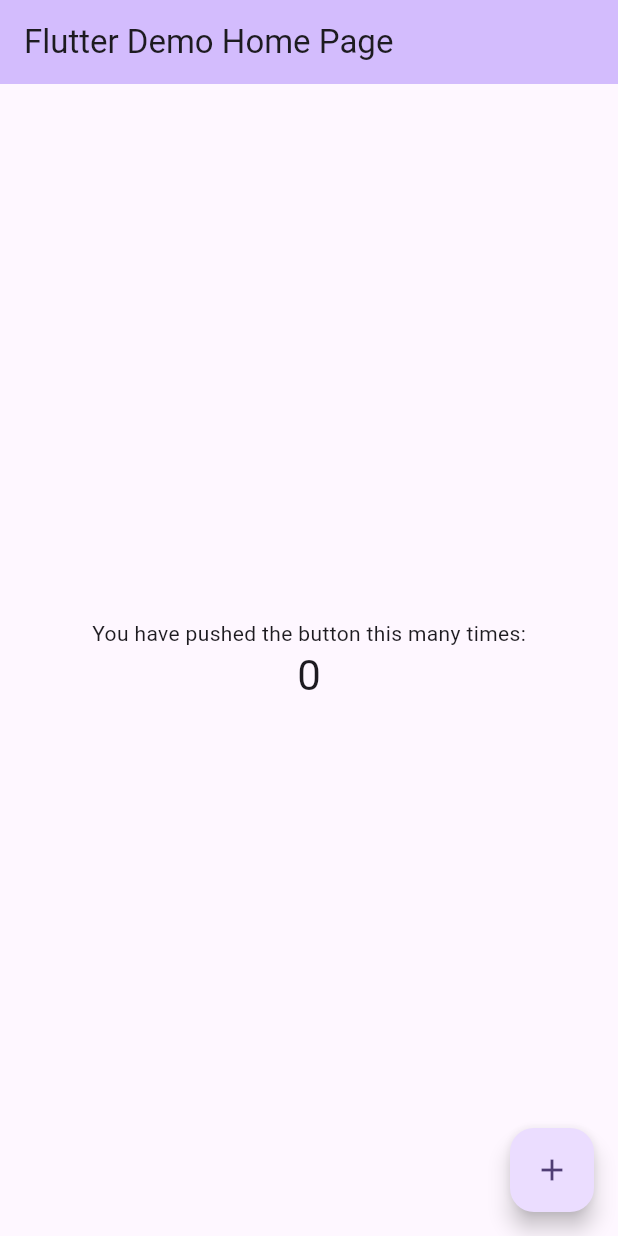
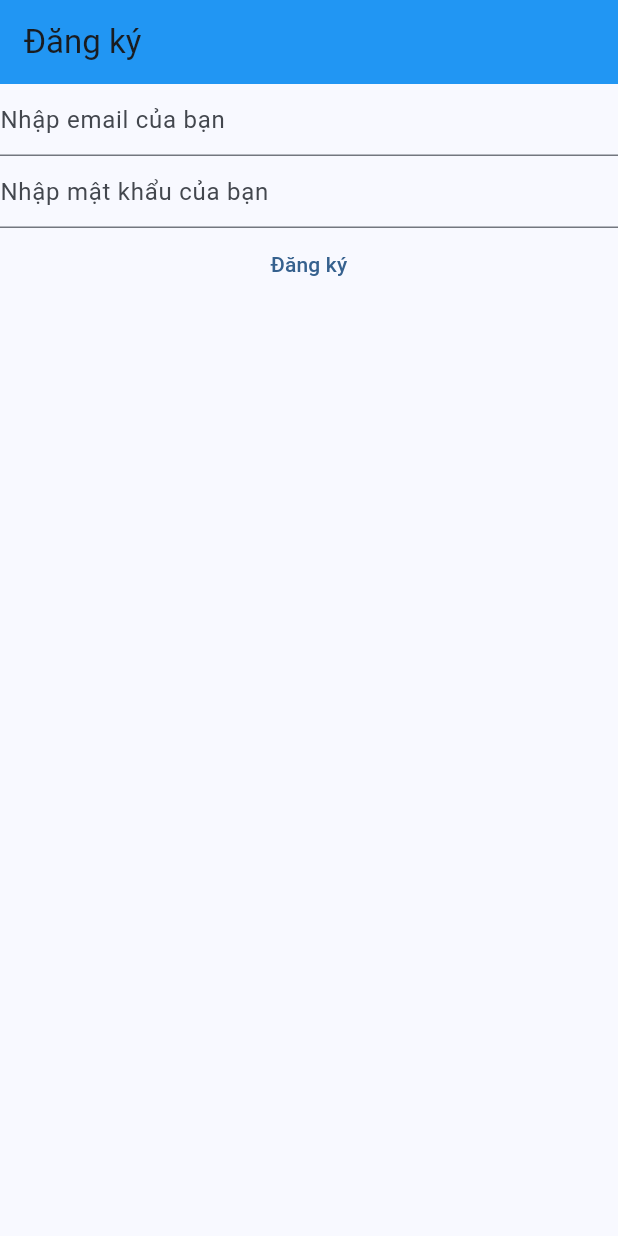
Before and after one commit to TreNgheDiCode/flutter-cigp-mynotes, a Flutter app: the screen it shows after launch, on a phone screen of 412 x 824 dp. Run offline on Flutter 3.47's test engine with Material 2 defaults, Android fonts, the phone set to English and light mode, and no system bars; our stand-ins replace firebase_auth, firebase_core; accounts and stored records are empty.

Commit message:
Basic Registration View

```diff
--- a/lib/main.dart
+++ b/lib/main.dart
@@ -1,125 +1,99 @@
+import 'package:firebase_core/firebase_core.dart';
 import 'package:flutter/material.dart';
+import 'package:firebase_auth/firebase_auth.dart';
+import 'firebase_options.dart';
 
 void main() {
-  runApp(const MyApp());
+  WidgetsFlutterBinding.ensureInitialized();
+  runApp(MaterialApp(
+    title: 'Flutter Demo',
+    theme: ThemeData(
+      colorScheme: ColorScheme.fromSeed(seedColor: Colors.blue),
+      useMaterial3: true,
+    ),
+    home: const HomePage(),
+  ));
 }
 
-class MyApp extends StatelessWidget {
-  const MyApp({super.key});
+class HomePage extends StatefulWidget {
+  const HomePage({Key? key}) : super(key: key);
 
-  // This widget is the root of your application.
   @override
-  Widget build(BuildContext context) {
-    return MaterialApp(
-      title: 'Flutter Demo',
-      theme: ThemeData(
-        // This is the theme of your application.
-        //
-        // TRY THIS: Try running your application with "flutter run". You'll see
-        // the application has a blue toolbar. Then, without quitting the app,
-        // try changing the seedColor in the colorScheme below to Colors.green
-        // and then invoke "hot reload" (save your changes or press the "hot
-        // reload" button in a Flutter-supported IDE, or press "r" if you used
-        // the command line to start the app).
-        //
-        // Notice that the counter didn't reset back to zero; the application
-        // state is not lost during the reload. To reset the state, use hot
-        // restart instead.
-        //
-        // This works for code too, not just values: Most code changes can be
-        // tested with just a hot reload.
-        colorScheme: ColorScheme.fromSeed(seedColor: Colors.deepPurple),
-        useMaterial3: true,
-      ),
-      home: const MyHomePage(title: 'Flutter Demo Home Page'),
-    );
-  }
+  State<HomePage> createState() => _HomePageState();
 }
 
-class MyHomePage extends StatefulWidget {
-  const MyHomePage({super.key, required this.title});
-
-  // This widget is the home page of your application. It is stateful, meaning
-  // that it has a State object (defined below) that contains fields that affect
-  // how it looks.
-
-  // This class is the configuration for the state. It holds the values (in this
-  // case the title) provided by the parent (in this case the App widget) and
-  // used by the build method of the State. Fields in a Widget subclass are
-  // always marked "final".
-
-  final String title;
+class _HomePageState extends State<HomePage> {
+  late final TextEditingController _email;
+  late final TextEditingController _password;
 
   @override
-  State<MyHomePage> createState() => _MyHomePageState();
-}
+  void initState() {
+    _email = TextEditingController();
+    _password = TextEditingController();
+    super.initState();
+  }
 
-class _MyHomePageState extends State<MyHomePage> {
-  int _counter = 0;
-
-  void _incrementCounter() {
-    setState(() {
-      // This call to setState tells the Flutter framework that something has
-      // changed in this State, which causes it to rerun the build method below
-      // so that the display can reflect the updated values. If we changed
-      // _counter without calling setState(), then the build method would not be
-      // called again, and so nothing would appear to happen.
-      _counter++;
-    });
+  @override
+  void dispose() {
+    _email.dispose();
+    _password.dispose();
+    super.dispose();
   }
 
   @override
   Widget build(BuildContext context) {
-    // This method is rerun every time setState is called, for instance as done
-    // by the _incrementCounter method above.
-    //
-    // The Flutter framework has been optimized to make rerunning build methods
-    // fast, so that you can just rebuild anything that needs updating rather
-    // than having to individually change instances of widgets.
     return Scaffold(
       appBar: AppBar(
-        // TRY THIS: Try changing the color here to a specific color (to
-        // Colors.amber, perhaps?) and trigger a hot reload to see the AppBar
-        // change color while the other colors stay the same.
-        backgroundColor: Theme.of(context).colorScheme.inversePrimary,
-        // Here we take the value from the MyHomePage object that was created by
-        // the App.build method, and use it to set our appbar title.
-        title: Text(widget.title),
+        title: const Text('Đăng ký'),
+        backgroundColor: Colors.blue,
       ),
-      body: Center(
-        // Center is a layout widget. It takes a single child and positions it
-        // in the middle of the parent.
-        child: Column(
-          // Column is also a layout widget. It takes a list of children and
-          // arranges them vertically. By default, it sizes itself to fit its
-          // children horizontally, and tries to be as tall as its parent.
-          //
-          // Column has various properties to control how it sizes itself and
-          // how it positions its children. Here we use mainAxisAlignment to
-          // center the children vertically; the main axis here is the vertical
-          // axis because Columns are vertical (the cross axis would be
-          // horizontal).
-          //
-          // TRY THIS: Invoke "debug painting" (choose the "Toggle Debug Paint"
-          // action in the IDE, or press "p" in the console), to see the
-          // wireframe for each widget.
-          mainAxisAlignment: MainAxisAlignment.center,
-          children: <Widget>[
-            const Text(
-              'You have pushed the button this many times:',
-            ),
-            Text(
-              '$_counter',
-              style: Theme.of(context).textTheme.headlineMedium,
-            ),
-          ],
+      body: FutureBuilder(
+        future: Firebase.initializeApp(
+          options: DefaultFirebaseOptions.currentPlatform,
         ),
+        builder: (context, snapshot) {
+          switch (snapshot.connectionState) {
+            case ConnectionState.done:
+              return Column(
+                children: [
+                  TextField(
+                    controller: _email,
+                    enableSuggestions: false,
+                    autocorrect: false,
+                    keyboardType: TextInputType.emailAddress,
+                    decoration: const InputDecoration(
+                      hintText: "Nhập email của bạn",
+                    ),
+                  ),
+                  TextField(
+                    controller: _password,
+                    obscureText: true,
+                    enableSuggestions: false,
+                    autocorrect: false,
+                    decoration: const InputDecoration(
+                      hintText: "Nhập mật khẩu của bạn",
+                    ),
+                  ),
+                  TextButton(
+                    onPressed: () async {
+                      final email = _email.text;
+                      final password = _password.text;
+                      final userCredential = await FirebaseAuth.instance
+                          .createUserWithEmailAndPassword(
+                        email: email,
+                        password: password,
+                      );
+                      print(userCredential);
+                    },
+                    child: const Text('Đăng ký'),
+                  ),
+                ],
+              );
+            default:
+              return const Text("Đang kết nối...");
+          }
+        },
       ),
-      floatingActionButton: FloatingActionButton(
-        onPressed: _incrementCounter,
-        tooltip: 'Increment',
-        child: const Icon(Icons.add),
-      ), // This trailing comma makes auto-formatting nicer for build methods.
     );
   }
 }
```
Also changed, not shown: 1 other file.
